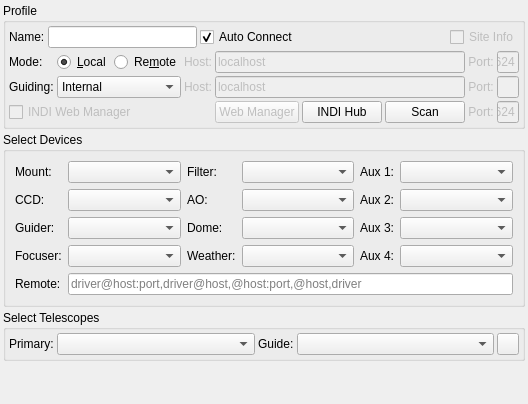
Old version of the form kstars/ekos/profileeditor.ui in the repository KDE/kstars.
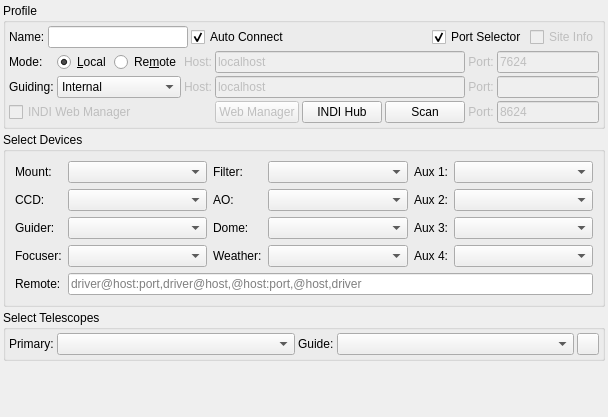
New version of the form. Icons and pictures are not drawn.

Commit message: New Profile Port Selector

```diff
--- a/kstars/ekos/profileeditor.ui
+++ b/kstars/ekos/profileeditor.ui
@@ -6,8 +6,8 @@
    <rect>
     <x>0</x>
     <y>0</y>
-    <width>453</width>
-    <height>404</height>
+    <width>608</width>
+    <height>417</height>
    </rect>
   </property>
   <layout class="QVBoxLayout" name="verticalLayout">
@@ -85,6 +85,19 @@
           </property>
          </spacer>
         </item>
+        <item>
+         <widget class="QCheckBox" name="portSelectorCheck">
+          <property name="toolTip">
+           <string>Show port selector dialog when first connecting to equipment. It is automatically disabled after connection is established.</string>
+          </property>
+          <property name="text">
+           <string>Port Selector</string>
+          </property>
+          <property name="checked">
+           <bool>true</bool>
+          </property>
+         </widget>
+        </item>
         <item>
          <widget class="QCheckBox" name="loadSiteCheck">
           <property name="enabled">
```
The commit also changes 14 other files.
